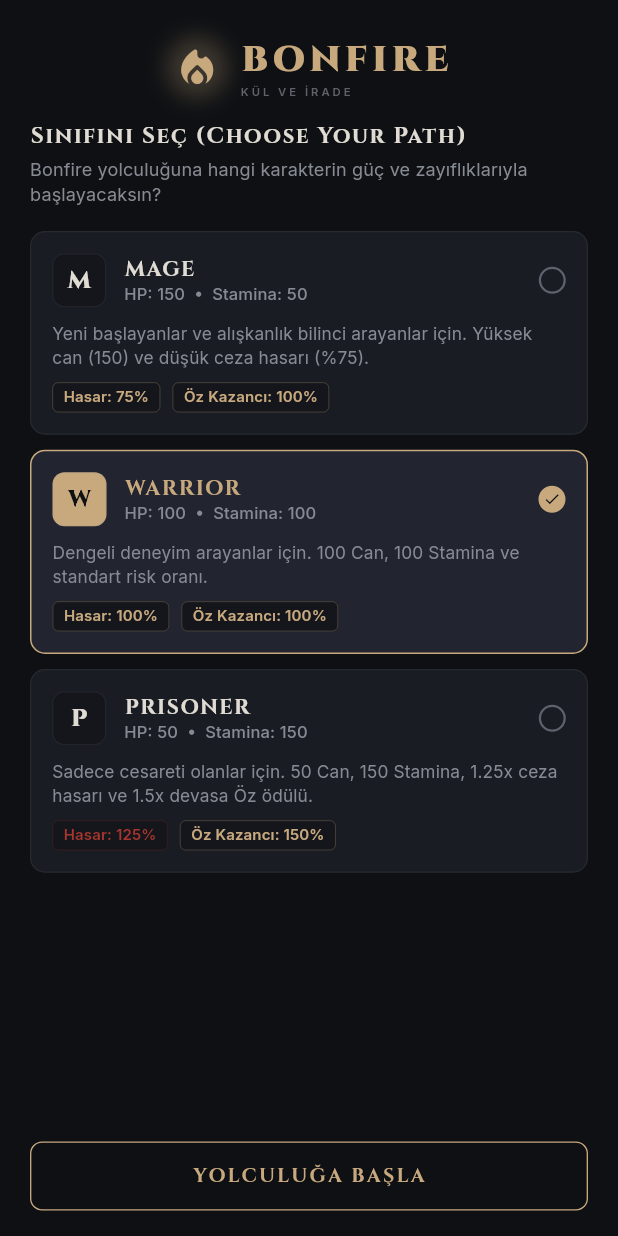
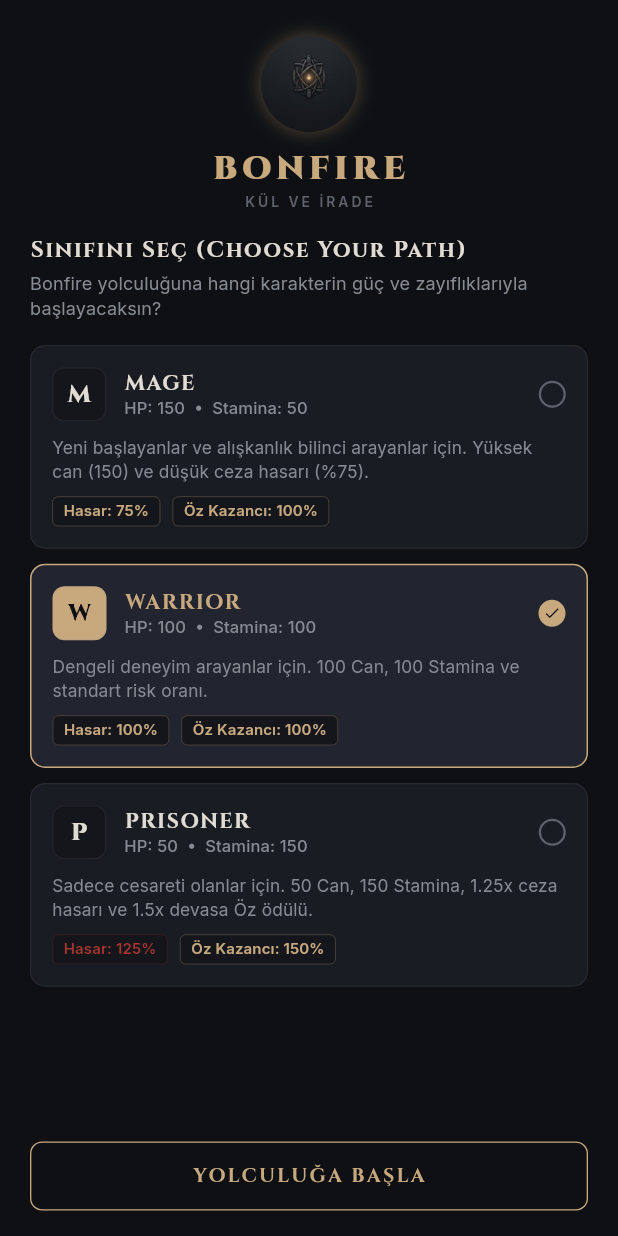
Before and after one commit to abdulkadirguntav/Bonfire, a Flutter app: the screen it shows after launch, on a phone screen of 412 x 824 dp. Run offline on Flutter 3.47's test engine with Material 3 defaults, Android fonts, the phone set to English and light mode, and no system bars; our stand-ins replace flutter_local_notifications, flutter_riverpod, google_fonts, shared_preferences, timezone; missing offline and left inert: home_widget.

Commit message:
feat: set custom Dark Souls bonfire emblem as app logo and launcher icons

```diff
--- a/lib/core/widgets/bonfire_logo.dart
+++ b/lib/core/widgets/bonfire_logo.dart
@@ -10,47 +10,53 @@ class BonfireLogo extends StatelessWidget {
     this.showText = true,
     this.letterSpacing = 3.0,
     this.fontSize = 18,
+    this.vertical = false,
   });
 
   final double size;
   final bool showText;
   final double letterSpacing;
   final double fontSize;
+  final bool vertical;
 
   @override
   Widget build(BuildContext context) {
-    return Row(
-      mainAxisSize: MainAxisSize.min,
-      crossAxisAlignment: CrossAxisAlignment.center,
-      children: [
-        Stack(
-          alignment: Alignment.center,
-          children: [
-            Container(
-              width: size + 8,
-              height: size + 8,
+    final emblem = Container(
+      width: size,
+      height: size,
       decoration: BoxDecoration(
         shape: BoxShape.circle,
         boxShadow: [
           BoxShadow(
-                    color: AppPalette.primaryGold.withValues(alpha: 0.25),
-                    blurRadius: 12,
-                    spreadRadius: 1,
+            color: AppPalette.primaryGold.withValues(alpha: 0.35),
+            blurRadius: 10,
+            spreadRadius: 0.5,
           ),
         ],
       ),
-            ),
-            Icon(
+      child: ClipRRect(
+        borderRadius: BorderRadius.circular(size / 2),
+        child: Image.asset(
+          'assets/images/bonfire_logo.png',
+          width: size,
+          height: size,
+          fit: BoxFit.cover,
+          errorBuilder: (_, __, ___) => Icon(
             Icons.local_fire_department_rounded,
             color: AppPalette.primaryGold,
             size: size,
           ),
-          ],
         ),
-        if (showText) ...[
-          const SizedBox(width: 8),
-          Column(
-            crossAxisAlignment: CrossAxisAlignment.start,
+      ),
+    );
+
+    if (!showText) {
+      return emblem;
+    }
+
+    final textColumn = Column(
+      crossAxisAlignment:
+          vertical ? CrossAxisAlignment.center : CrossAxisAlignment.start,
       mainAxisSize: MainAxisSize.min,
       children: [
         Text(
@@ -66,14 +72,33 @@ class BonfireLogo extends StatelessWidget {
           'KÜL VE İRADE',
           style: GoogleFonts.inter(
             color: AppPalette.textDim,
-                  fontSize: 7.5,
+            fontSize: (fontSize * 0.42).clamp(7.0, 11.0),
             fontWeight: FontWeight.w600,
             letterSpacing: 2.0,
           ),
         ),
       ],
-          ),
+    );
+
+    if (vertical) {
+      return Column(
+        mainAxisSize: MainAxisSize.min,
+        crossAxisAlignment: CrossAxisAlignment.center,
+        children: [
+          emblem,
+          const SizedBox(height: 10),
+          textColumn,
         ],
+      );
+    }
+
+    return Row(
+      mainAxisSize: MainAxisSize.min,
+      crossAxisAlignment: CrossAxisAlignment.center,
+      children: [
+        emblem,
+        const SizedBox(width: 10),
+        textColumn,
       ],
     );
   }
--- a/lib/presentation/screens/onboarding_screen.dart
+++ b/lib/presentation/screens/onboarding_screen.dart
@@ -29,9 +29,13 @@ class _OnboardingScreenState extends ConsumerState<OnboardingScreen> {
             children: [
               const SizedBox(height: 8),
               const Center(
-                child: BonfireLogo(size: 32, fontSize: 24),
+                child: BonfireLogo(
+                  size: 64,
+                  fontSize: 22,
+                  vertical: true,
+                ),
               ),
-              const SizedBox(height: 14),
+              const SizedBox(height: 16),
               Text(
                 'Sınıfını Seç (Choose Your Path)',
                 style: GoogleFonts.cinzel(
--- a/pubspec.yaml
+++ b/pubspec.yaml
@@ -64,10 +64,8 @@ flutter:
   # the material Icons class.
   uses-material-design: true
 
-  # To add assets to your application, add an assets section, like this:
-  # assets:
-  #   - images/a_dot_burr.jpeg
-  #   - images/a_dot_ham.jpeg
+  assets:
+    - assets/images/
 
   # An image asset can refer to one or more resolution-specific "variants", see
   # https://flutter.dev/to/resolution-aware-images
```
Also changed, not shown: assets/images/bonfire_logo.png (added), 5 other files. Lines whose indentation alone changed are shown as unchanged.
